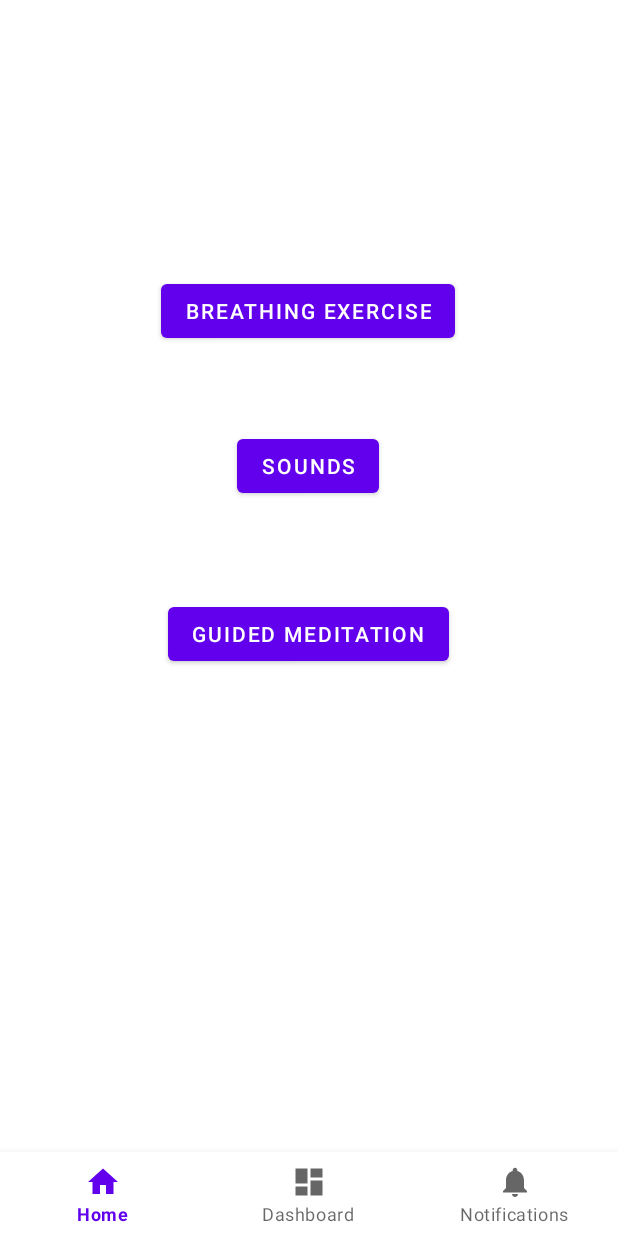
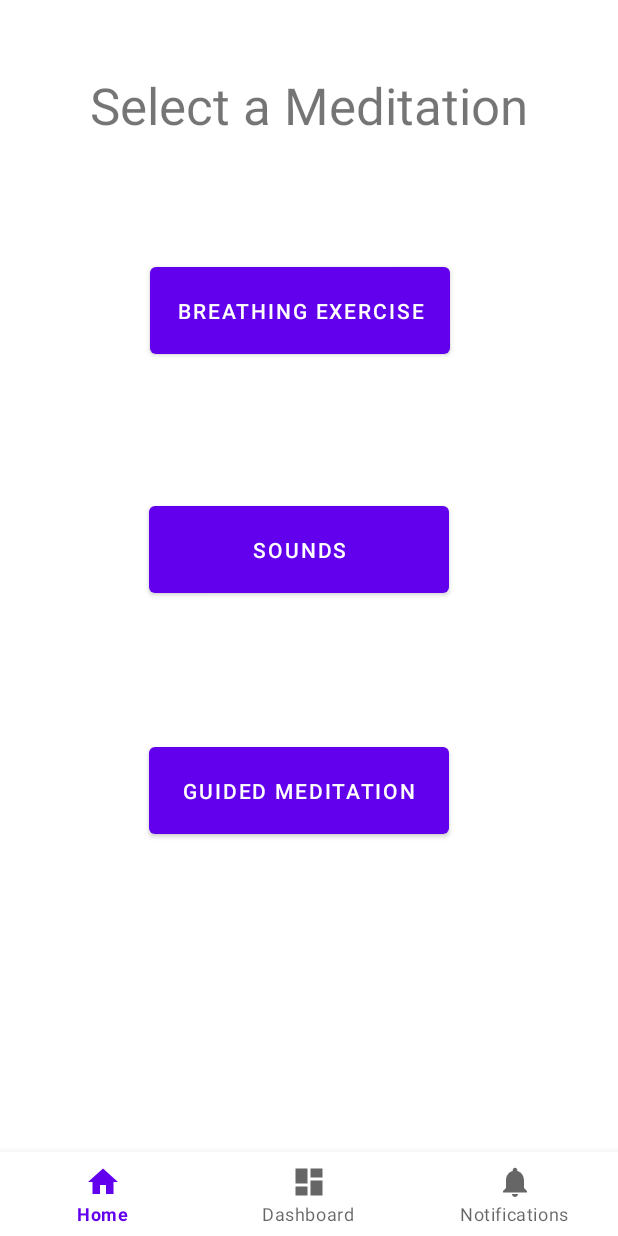
Before and after one commit to haiderratwit/WitMentalWellness, an Android app: the MainActivity screen opened directly, with no data from a screen before it, on a phone screen of 412 x 824 dp. Run offline under Robolectric (Android 15) with nearby library versions, the phone set to English and light mode, and no system bars; our stand-ins replace navigation-ui.

Commit message:
Added sounds, added backgrounds and music files for all meditations

```diff
--- a/app/src/main/java/edu/wit/mobileapp/wellness_app/ui/home/HomeFragment.java
+++ b/app/src/main/java/edu/wit/mobileapp/wellness_app/ui/home/HomeFragment.java
@@ -61,6 +61,18 @@ public class HomeFragment extends Fragment {
             }
         });
 
+        Button gotoSounds = root.findViewById(R.id.sounds);
+        gotoSounds.setOnClickListener(new View.OnClickListener() {
+
+            @Override
+            public void onClick(View view) {
+                Sounds frag = new Sounds();
+
+                //getParentFragmentManager().beginTransaction().add(R.id.meditations, frag).commit();
+                Navigation.findNavController(view).navigate(R.id.action_navigation_home_to_sounds2);
+                //NavController navController = Navigation.findNavController();
+            }
+        });
 
 
         return root;
--- a/app/src/main/res/layout/activity_main.xml
+++ b/app/src/main/res/layout/activity_main.xml
@@ -4,8 +4,7 @@
     xmlns:tools="http://schemas.android.com/tools"
     android:id="@+id/container"
     android:layout_width="match_parent"
-    android:layout_height="match_parent"
-    android:paddingTop="?attr/actionBarSize">
+    android:layout_height="match_parent">
 
     <com.google.android.material.bottomnavigation.BottomNavigationView
         android:id="@+id/nav_view"
--- a/app/src/main/res/layout/fragment_home.xml
+++ b/app/src/main/res/layout/fragment_home.xml
@@ -10,57 +10,54 @@
     android:id="@+id/meditations">
 
 
+    <Button
+        android:id="@+id/guided"
+        android:layout_width="200dp"
+        android:layout_height="70dp"
+        android:text="Guided Meditation"
+        app:layout_constraintBottom_toBottomOf="parent"
+        app:layout_constraintEnd_toEndOf="parent"
+        app:layout_constraintHorizontal_bias="0.469"
+        app:layout_constraintStart_toStartOf="parent"
+        app:layout_constraintTop_toBottomOf="@+id/sounds"
+        app:layout_constraintVertical_bias="0.258"></Button>
 
     <Button
-        android:id="@+id/guided"
-        android:text="Guided Meditation"
+        android:id="@+id/sounds"
+        android:layout_width="200dp"
+        android:layout_height="70dp"
+        android:text="Sounds"
+        app:layout_constraintBottom_toBottomOf="parent"
+        app:layout_constraintEnd_toEndOf="parent"
+        app:layout_constraintHorizontal_bias="0.469"
+        app:layout_constraintStart_toStartOf="parent"
+        app:layout_constraintTop_toBottomOf="@+id/breathing"
+        app:layout_constraintVertical_bias="0.175"></Button>
+
+    <Button
+        android:id="@+id/breathing"
+        android:layout_width="200dp"
+        android:layout_height="70dp"
+        android:text="Breathing Exercise"
+        app:layout_constraintBottom_toBottomOf="parent"
+        app:layout_constraintEnd_toEndOf="parent"
+        app:layout_constraintHorizontal_bias="0.471"
+        app:layout_constraintStart_toStartOf="parent"
+        app:layout_constraintTop_toTopOf="parent"
+        app:layout_constraintVertical_bias="0.228"></Button>
+
+    <TextView
+        android:id="@+id/textView"
         android:layout_width="wrap_content"
         android:layout_height="wrap_content"
+        android:text="Select a Meditation"
+        android:textSize="34sp"
         app:layout_constraintBottom_toBottomOf="parent"
         app:layout_constraintEnd_toEndOf="parent"
         app:layout_constraintHorizontal_bias="0.498"
         app:layout_constraintStart_toStartOf="parent"
-        app:layout_constraintTop_toBottomOf="@+id/sounds"
-        app:layout_constraintVertical_bias="0.145"></Button>
+        app:layout_constraintTop_toTopOf="parent"
+        app:layout_constraintVertical_bias="0.061" />
 
-    <Button
-        android:id="@+id/sounds"
-        android:text="Sounds"
-        android:layout_width="wrap_content"
-        android:layout_height="wrap_content"
-        app:layout_constraintBottom_toBottomOf="parent"
-        app:layout_constraintEnd_toEndOf="parent"
-        app:layout_constraintHorizontal_bias="0.498"
-        app:layout_constraintStart_toStartOf="parent"
-        app:layout_constraintTop_toBottomOf="@+id/breathing"
-        app:layout_constraintVertical_bias="0.101"></Button>
-
-    <Button
-        android:id="@+id/breathing"
-        android:text="Breathing Exercise"
-        android:layout_width="wrap_content"
-        android:layout_height="wrap_content"
-        app:layout_constraintBottom_toBottomOf="parent"
-        app:layout_constraintEnd_toEndOf="parent"
-        app:layout_constraintHorizontal_bias="0.498"
-        app:layout_constraintStart_toStartOf="parent"
-        app:layout_constraintTop_toBottomOf="@+id/text_home"
-        app:layout_constraintVertical_bias="0.134"></Button>
-
-    <TextView
-        android:id="@+id/text_home"
-        android:layout_width="match_parent"
-        android:layout_height="wrap_content"
-        android:layout_marginStart="8dp"
-        android:layout_marginTop="8dp"
-        android:layout_marginEnd="8dp"
-        android:textAlignment="center"
-        android:textSize="20sp"
-        app:layout_constraintBottom_toBottomOf="parent"
-        app:layout_constraintEnd_toEndOf="parent"
-        app:layout_constraintHorizontal_bias="0.0"
-        app:layout_constraintStart_toStartOf="parent"
-        app:layout_constraintTop_toTopOf="parent"
-        app:layout_constraintVertical_bias="0.0" />
 
 </androidx.constraintlayout.widget.ConstraintLayout>
--- a/app/src/main/res/navigation/mobile_navigation.xml
+++ b/app/src/main/res/navigation/mobile_navigation.xml
@@ -16,6 +16,9 @@
         <action
             android:id="@+id/action_navigation_home_to_breathing3"
             app:destination="@id/breathing3" />
+        <action
+            android:id="@+id/action_navigation_home_to_sounds2"
+            app:destination="@id/sounds2" />
     </fragment>
 
     <fragment
@@ -39,4 +42,8 @@
         android:name="edu.wit.mobileapp.wellness_app.ui.home.Breathing"
         android:label="breathing_fragment"
         tools:layout="@layout/breathing_fragment" />
+    <fragment
+        android:id="@+id/sounds2"
+        android:name="edu.wit.mobileapp.wellness_app.ui.home.Sounds"
+        android:label="Sounds" />
 </navigation>
```
Also changed, not shown: app/src/main/java/edu/wit/mobileapp/wellness_app/ui/home/Breathing.java (+4 -4 lines), app/src/main/res/layout/breathing_fragment.xml (+25 -0 lines), app/src/main/res/layout/guided_meditation_fragment.xml (+24 -0 lines), app/src/main/res/drawable/breathing_landscape.jpg (added), app/src/main/res/drawable/guided_landscape.jpg (added), app/src/main/res/drawable/sound_landscape.jpg (added).
